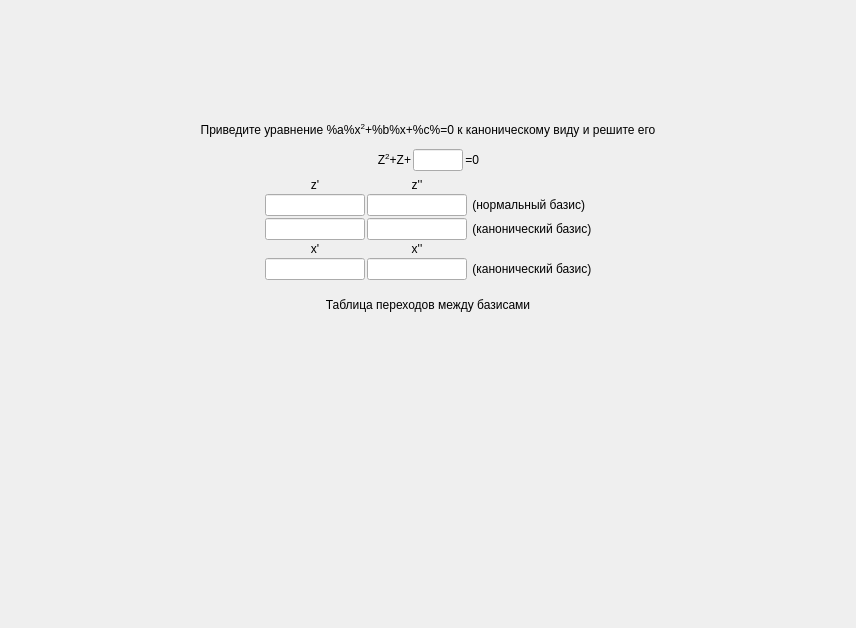
Above: task/screentask10.ui from bukhmastov/gf before the change. Below: the same form after it.
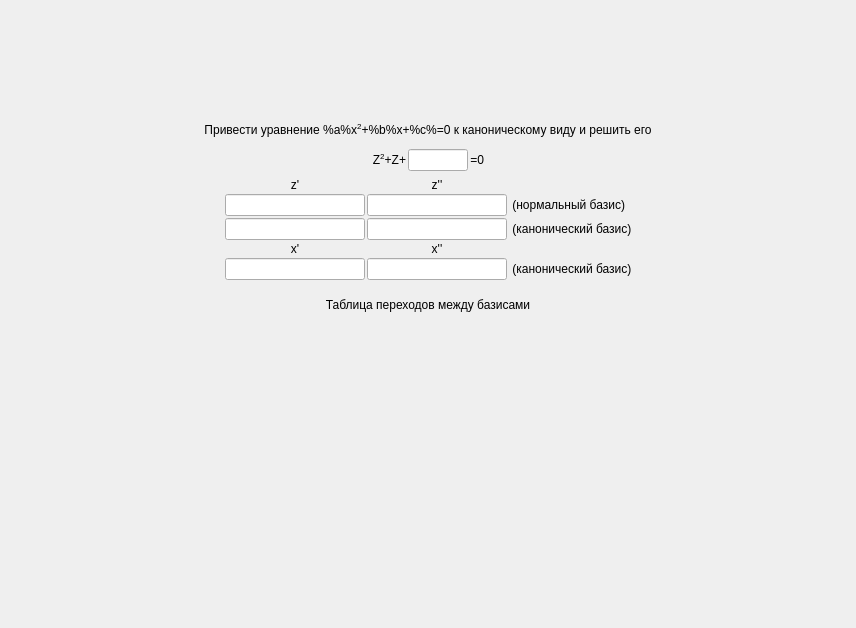
That is the form after the change.

What changed in the file:
```diff
--- a/task/screentask10.ui
+++ b/task/screentask10.ui
@@ -50,7 +50,7 @@
         <string notr="true">font: 75 16pt &quot;MS Shell Dlg 2&quot;;</string>
        </property>
        <property name="text">
-        <string>Приведите уравнение %a%x&lt;sup&gt;2&lt;/sup&gt;+%b%x+%c%=0 к каноническому виду и решите его</string>
+        <string>Привести уравнение %a%x&lt;sup&gt;2&lt;/sup&gt;+%b%x+%c%=0 к каноническому виду и решить его</string>
        </property>
        <property name="alignment">
         <set>Qt::AlignCenter</set>
@@ -114,13 +114,13 @@
          </property>
          <property name="minimumSize">
           <size>
-           <width>50</width>
+           <width>60</width>
            <height>0</height>
           </size>
          </property>
          <property name="maximumSize">
           <size>
-           <width>50</width>
+           <width>60</width>
            <height>16777215</height>
           </size>
          </property>
@@ -289,13 +289,13 @@
          </property>
          <property name="minimumSize">
           <size>
-           <width>100</width>
+           <width>140</width>
            <height>0</height>
           </size>
          </property>
          <property name="maximumSize">
           <size>
-           <width>100</width>
+           <width>140</width>
            <height>16777215</height>
           </size>
          </property>
@@ -330,13 +330,13 @@
          </property>
          <property name="minimumSize">
           <size>
-           <width>100</width>
+           <width>140</width>
            <height>0</height>
           </size>
          </property>
          <property name="maximumSize">
           <size>
-           <width>100</width>
+           <width>140</width>
            <height>16777215</height>
           </size>
          </property>
@@ -456,13 +456,13 @@
          </property>
          <property name="minimumSize">
           <size>
-           <width>100</width>
+           <width>140</width>
            <height>0</height>
           </size>
          </property>
          <property name="maximumSize">
           <size>
-           <width>100</width>
+           <width>140</width>
            <height>16777215</height>
           </size>
          </property>
@@ -484,13 +484,13 @@
          </property>
          <property name="minimumSize">
           <size>
-           <width>100</width>
+           <width>140</width>
            <height>0</height>
           </size>
          </property>
          <property name="maximumSize">
           <size>
-           <width>100</width>
+           <width>140</width>
            <height>16777215</height>
           </size>
          </property>
@@ -512,13 +512,13 @@
          </property>
          <property name="minimumSize">
           <size>
-           <width>100</width>
+           <width>140</width>
            <height>0</height>
           </size>
          </property>
          <property name="maximumSize">
           <size>
-           <width>100</width>
+           <width>140</width>
            <height>16777215</height>
           </size>
          </property>
@@ -540,13 +540,13 @@
          </property>
          <property name="minimumSize">
           <size>
-           <width>100</width>
+           <width>140</width>
            <height>0</height>
           </size>
          </property>
          <property name="maximumSize">
           <size>
-           <width>100</width>
+           <width>140</width>
            <height>16777215</height>
           </size>
          </property>
@@ -616,13 +616,13 @@
            </property>
            <property name="minimumSize">
             <size>
-             <width>200</width>
+             <width>350</width>
              <height>0</height>
             </size>
            </property>
            <property name="maximumSize">
             <size>
-             <width>200</width>
+             <width>350</width>
              <height>16777215</height>
             </size>
            </property>
```
